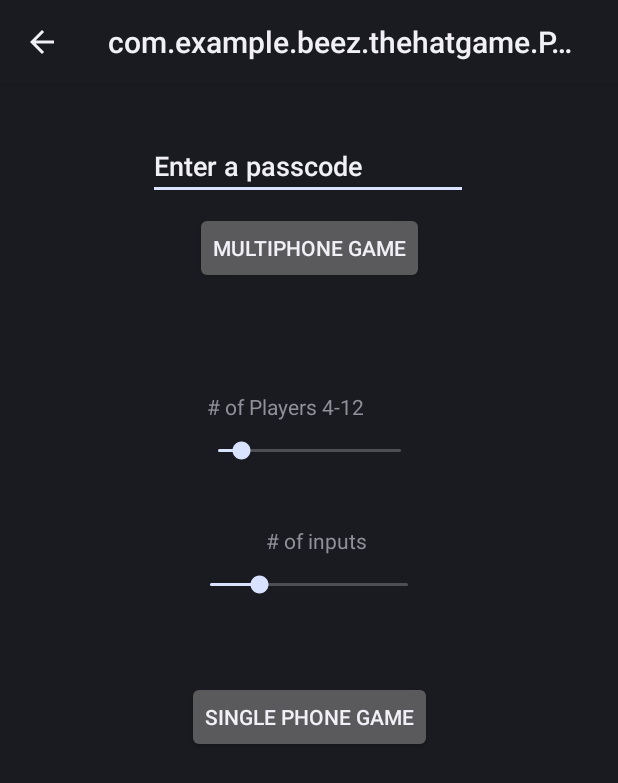
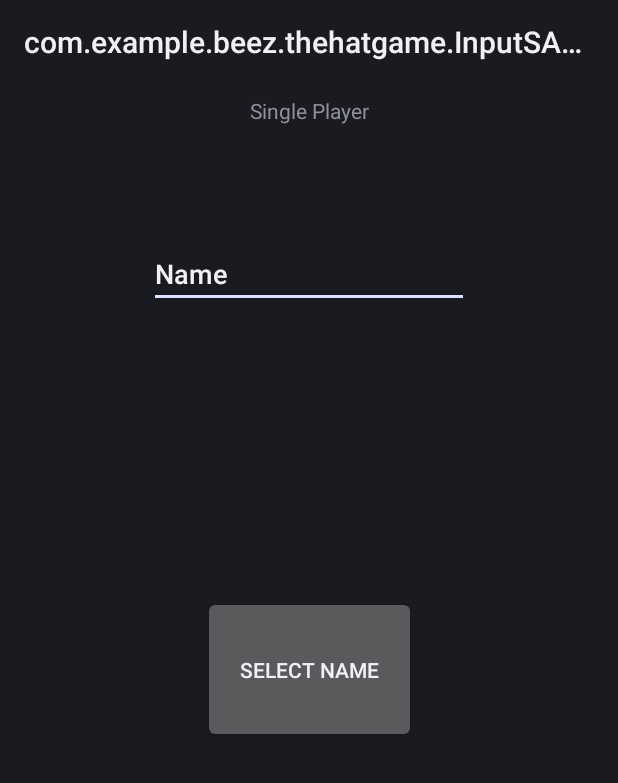
Before and after one commit to beezlekin/TheHatGame, an Android app: the PlayActivity screen opened directly, with no data from a screen before it, after a tap on "SINGLE PHONE GAME", on a phone screen of 412 x 824 dp. Shown: the top 783 px of the screen. Run offline under Robolectric (Android 15) with nearby library versions, the phone set to English and light mode, and no system bars.

Commit message:
Mostly completed single phone game.

```diff
--- /dev/null
+++ b/app/src/main/java/com/example/beez/thehatgame/InputSActivity.java
@@ -0,0 +1,112 @@
+package com.example.beez.thehatgame;
+
+import android.app.ActionBar;
+import android.app.Activity;
+import android.content.Intent;
+import android.os.Bundle;
+import android.view.View;
+import android.view.animation.Animation;
+import android.view.animation.AnimationUtils;
+import android.widget.Button;
+import android.widget.EditText;
+import android.widget.TextView;
+
+public class InputSActivity extends Activity implements View.OnClickListener {
+    String names[];
+    int players,inputs,count;
+    Button selection,next_play,finish;
+    EditText name_in;
+    TextView title;
+    boolean gametype; //false = single player, true = multiplayer
+    @Override
+    protected void onCreate(Bundle savedInstanceState) {
+        super.onCreate(savedInstanceState);
+        setContentView(R.layout.activity_input);
+        getActionBar().setDisplayHomeAsUpEnabled(false);
+        getActionBar().setHomeButtonEnabled(false);
+
+
+        gametype = getIntent().getBooleanExtra("gametype",false);
+
+
+        players = getIntent().getIntExtra("num_play",4);
+        inputs = getIntent().getIntExtra("num_input",3);
+        count = 1;
+
+        names = new String[(players*inputs)];
+
+        selection = findViewById(R.id.button_select);
+        selection.setOnClickListener(this);
+        next_play = findViewById(R.id.button_next);
+        next_play.setOnClickListener(this);
+        finish = findViewById(R.id.button_finish);
+        finish.setOnClickListener(this);
+
+        name_in = findViewById(R.id.t_names);
+        title = findViewById(R.id.text_inTitle);
+
+        if(gametype){
+            title.setText("Multiplayer");
+            finish.setVisibility(View.VISIBLE);
+        }
+        else{
+            title.setText("Single Player");
+            finish.setVisibility(View.GONE);
+        }
+
+    }
+    public void onClick(View v){
+        switch (v.getId()){
+            case R.id.button_select:
+                String s = name_in.getText().toString();
+                int temp = count;
+                if (!s.equals("Name")&&s.length()>1) {
+                    name_in.setText("");
+                    if (gametype){
+                        //send name to server
+                    }
+                    else {
+                        names[count-1] = s;
+                    }
+                    count++;
+                    if (count==(players*inputs+1)) {
+                        name_in.setText("Name");
+                        Intent intent = new Intent(getApplicationContext(),GameActivity.class);
+                        intent.putExtra("names",names);
+                        startActivity(intent);
+                        //intent some shit and stuff
+                    }
+                    else if (temp%inputs==0&&!gametype){
+                        next_play.setVisibility(View.VISIBLE);
+                        selection.setVisibility(View.GONE);
+                        name_in.setVisibility(View.GONE);
+                    }
+                }
+                else{
+                        Animation shake = AnimationUtils.loadAnimation(getApplicationContext(),R.anim.shake);
+                        name_in.startAnimation(shake);
+                    }
+
+                if(gametype&&count==8){
+                    //automatically end their turn
+                }
+
+                break;
+            case R.id.button_next:
+                next_play.setVisibility(View.GONE);
+                selection.setVisibility(View.VISIBLE);
+                name_in.setVisibility(View.VISIBLE);
+                name_in.setText("Name");
+
+                break;
+            case R.id.t_names:
+                String st = name_in.getText().toString();
+                if (st.equals("Name")||st.length()<2){
+                    name_in.setText("");
+                }
+            case R.id.button_finish:
+                //end multiplayer phase thing
+                break;
+        }
+    }
+}
--- a/app/src/main/java/com/example/beez/thehatgame/MainActivity.java
+++ b/app/src/main/java/com/example/beez/thehatgame/MainActivity.java
@@ -16,8 +16,8 @@ public class MainActivity extends Activity implements View.OnClickListener {
 
         button_play = findViewById(R.id.button_play);
         button_play.setOnClickListener(this);
-        button_play = findViewById(R.id.button_rules);
-        button_play.setOnClickListener(this);
+        button_rules = findViewById(R.id.button_rules);
+        button_rules.setOnClickListener(this);
 
     }
     public void onClick(View v){
--- a/app/src/main/java/com/example/beez/thehatgame/PlayActivity.java
+++ b/app/src/main/java/com/example/beez/thehatgame/PlayActivity.java
@@ -1,31 +1,98 @@
 package com.example.beez.thehatgame;
 
 import android.app.Activity;
-import android.support.v7.app.AppCompatActivity;
+import android.content.Intent;
 import android.os.Bundle;
 import android.view.View;
+import android.view.animation.Animation;
+import android.view.animation.AnimationUtils;
 import android.widget.Button;
+import android.widget.SeekBar;
+import android.widget.TextView;
+import android.widget.EditText;
 
-public class PlayActivity extends Activity implements View.OnClickListener {
+public class PlayActivity extends Activity implements View.OnClickListener,SeekBar.OnSeekBarChangeListener {
     Button button_single, button_multi;
+    SeekBar seek_play,seek_input;
+    TextView t_play,t_input;
+    Intent intent;
+    EditText pcode;
+    String extra_pcode;
+    int extra_play,extra_input;
     @Override
     protected void onCreate(Bundle savedInstanceState) {
         super.onCreate(savedInstanceState);
         setContentView(R.layout.activity_play);
+        extra_play = 4;
+        extra_input = 3;
+        extra_pcode = null;
+
+        pcode = findViewById(R.id.pcode);
+
+        t_play = findViewById(R.id.t_play);
+        t_input = findViewById(R.id.t_input);
 
         button_single = findViewById(R.id.button_single);
         button_single.setOnClickListener(this);
         button_multi = findViewById(R.id.button_multi);
         button_multi.setOnClickListener(this);
+
+        seek_play = findViewById(R.id.seek_play);
+        seek_play.setOnSeekBarChangeListener(this);
+        seek_input =findViewById(R.id.seek_input);
+        seek_input.setOnSeekBarChangeListener(this);
+
+        intent = new Intent();
+
+    }
+
+    public void onProgressChanged(SeekBar seekbar,int progress,boolean fromUser){
+        switch (seekbar.getId()){
+            case R.id.seek_play:
+                t_play.setText(""+(progress+4));
+                extra_play=progress+4;
+                break;
+            case R.id.seek_input:
+                t_input.setText(""+(progress+3));
+                extra_input=progress+3;
+                break;
+        }
     }
     public void onClick(View v){
         switch (v.getId()){
             case R.id.button_single:
-
+                intent.putExtra("play_num",extra_play);
+                intent.putExtra("input_num",extra_input);
+                intent.putExtra("gametype",false);
+                intent.setClass(getApplicationContext(),InputSActivity.class);
+                startActivity(intent);
+                //startActivity(new Intent(PlayActivity.this,InputActivity.class));
                 break;
             case R.id.button_multi:
-
+                String code = pcode.getText().toString();
+                if(!code.equals("Enter a passcode")&&code.length()>=4){
+                    intent.putExtra("pcode",code);
+                    //intent.putExtra("gametype",true); //possibly only intent after lobby screen, no idea how long these last for
+                    //intent.setClass(getApplicationContext(),LobbyActivity.class);
+                    //startActivity(intent);
+                }
+                else{
+                    Animation shake = AnimationUtils.loadAnimation(getApplicationContext(),R.anim.shake);
+                    pcode.startAnimation(shake);
+                }
+                break;
+            case R.id.pcode:
+                String s = pcode.getText().toString();
+                if (s.equals("Enter a passcode")){
+                    pcode.setText("");
+                }
                 break;
         }
     }
+    public void onStopTrackingTouch(SeekBar seekbar){
+
+    }
+    public void onStartTrackingTouch(SeekBar seekbar){
+
+    }
 }
--- /dev/null
+++ b/app/src/main/res/layout/activity_input.xml
@@ -0,0 +1,88 @@
+<?xml version="1.0" encoding="utf-8"?>
+<android.support.constraint.ConstraintLayout xmlns:android="http://schemas.android.com/apk/res/android"
+    xmlns:app="http://schemas.android.com/apk/res-auto"
+    xmlns:tools="http://schemas.android.com/tools"
+    android:layout_width="match_parent"
+    android:layout_height="match_parent"
+    tools:context="com.example.beez.thehatgame.InputSActivity">
+
+    <EditText
+        android:id="@+id/t_names"
+        android:layout_width="wrap_content"
+        android:layout_height="wrap_content"
+        android:layout_marginEnd="8dp"
+        android:layout_marginStart="8dp"
+        android:layout_marginTop="104dp"
+        android:ems="10"
+        android:inputType="textPersonName"
+        android:text="@string/Text_names"
+        android:visibility="visible"
+        app:layout_constraintEnd_toEndOf="parent"
+        app:layout_constraintStart_toStartOf="parent"
+        app:layout_constraintTop_toTopOf="parent" />
+
+    <Button
+        android:id="@+id/button_select"
+        android:layout_width="142dp"
+        android:layout_height="98dp"
+        android:layout_marginBottom="8dp"
+        android:layout_marginEnd="8dp"
+        android:layout_marginStart="8dp"
+        android:layout_marginTop="8dp"
+        android:onClick="button_select"
+        android:text="@string/Button_select"
+        android:visibility="visible"
+        app:layout_constraintBottom_toBottomOf="parent"
+        app:layout_constraintEnd_toEndOf="parent"
+        app:layout_constraintStart_toStartOf="parent"
+        app:layout_constraintTop_toBottomOf="@+id/t_names"
+        app:layout_constraintVertical_bias="0.365"
+        tools:ignore="OnClick"/>
+
+    <Button
+        android:id="@+id/button_next"
+        android:layout_width="wrap_content"
+        android:layout_height="wrap_content"
+        android:layout_marginBottom="8dp"
+        android:layout_marginEnd="8dp"
+        android:layout_marginStart="8dp"
+        android:layout_marginTop="8dp"
+        android:onClick="button_next"
+        android:text="Next Player"
+        android:visibility="gone"
+        app:layout_constraintBottom_toBottomOf="parent"
+        app:layout_constraintEnd_toEndOf="parent"
+        app:layout_constraintStart_toStartOf="parent"
+        app:layout_constraintTop_toTopOf="parent"
+        tools:ignore="OnClick"/>
+
+    <TextView
+        android:id="@+id/text_inTitle"
+        android:layout_width="wrap_content"
+        android:layout_height="wrap_content"
+        android:layout_marginEnd="8dp"
+        android:layout_marginStart="8dp"
+        android:layout_marginTop="8dp"
+        android:text="@string/Text_inTitle"
+        android:visibility="visible"
+        app:layout_constraintEnd_toEndOf="parent"
+        app:layout_constraintStart_toStartOf="parent"
+        app:layout_constraintTop_toTopOf="parent" />
+
+    <Button
+        android:id="@+id/button_finish"
+        android:layout_width="wrap_content"
+        android:layout_height="wrap_content"
+        android:layout_marginBottom="8dp"
+        android:layout_marginEnd="8dp"
+        android:layout_marginStart="8dp"
+        android:layout_marginTop="8dp"
+        android:onClick="button_finish"
+        android:text="finish"
+        android:visibility="gone"
+        app:layout_constraintBottom_toBottomOf="parent"
+        app:layout_constraintEnd_toEndOf="parent"
+        app:layout_constraintStart_toStartOf="parent"
+        app:layout_constraintTop_toBottomOf="@+id/button_select"
+        tools:ignore="OnClick" />
+</android.support.constraint.ConstraintLayout>
--- a/app/src/main/res/layout/activity_play.xml
+++ b/app/src/main/res/layout/activity_play.xml
@@ -15,7 +15,7 @@
         android:text="@string/Button_Multi_Phone"
         app:layout_constraintEnd_toEndOf="parent"
         app:layout_constraintStart_toStartOf="parent"
-        app:layout_constraintTop_toBottomOf="@+id/editText"
+        app:layout_constraintTop_toBottomOf="@+id/pcode"
         tools:ignore="OnClick" />
 
     <Button
@@ -31,11 +31,11 @@
         android:text="@string/Button_Single_Phone"
         app:layout_constraintEnd_toEndOf="parent"
         app:layout_constraintStart_toStartOf="parent"
-        app:layout_constraintTop_toBottomOf="@+id/seekBar2"
+        app:layout_constraintTop_toBottomOf="@+id/seek_input"
         tools:ignore="OnClick" />
 
     <EditText
-        android:id="@+id/editText"
+        android:id="@+id/pcode"
         android:layout_width="wrap_content"
         android:layout_height="wrap_content"
         android:layout_marginEnd="85dp"
@@ -51,20 +51,19 @@
         app:layout_constraintTop_toTopOf="parent" />
 
     <SeekBar
-        android:id="@+id/seekBar"
+        android:id="@+id/seek_play"
         style="@style/Widget.AppCompat.SeekBar.Discrete"
         android:layout_width="154dp"
         android:layout_height="35dp"
         android:layout_marginEnd="8dp"
         android:layout_marginStart="8dp"
         android:max="8"
-        android:progress="1"
         app:layout_constraintEnd_toEndOf="parent"
         app:layout_constraintStart_toStartOf="parent"
         app:layout_constraintTop_toBottomOf="@+id/textView2" />
 
     <SeekBar
-        android:id="@+id/seekBar2"
+        android:id="@+id/seek_input"
         style="@style/Widget.AppCompat.SeekBar.Discrete"
         android:layout_width="164dp"
         android:layout_height="32dp"
@@ -72,7 +71,7 @@
         android:layout_marginStart="110dp"
         android:layout_marginTop="4dp"
         android:max="4"
-        android:progress="1"
+        android:progress="0"
         app:layout_constraintEnd_toEndOf="parent"
         app:layout_constraintStart_toStartOf="parent"
         app:layout_constraintTop_toBottomOf="@+id/textView3" />
@@ -103,5 +102,23 @@
         android:text="# of inputs"
         app:layout_constraintEnd_toEndOf="parent"
         app:layout_constraintStart_toStartOf="parent"
-        app:layout_constraintTop_toBottomOf="@+id/seekBar" />
+        app:layout_constraintTop_toBottomOf="@+id/seek_play" />
+
+    <TextView
+        android:id="@+id/t_play"
+        android:layout_width="wrap_content"
+        android:layout_height="wrap_content"
+        android:layout_marginStart="1dp"
+        android:text="@string/Text_seekplay"
+        app:layout_constraintStart_toEndOf="@+id/seek_play"
+        tools:layout_editor_absoluteY="234dp" />
+
+    <TextView
+        android:id="@+id/t_input"
+        android:layout_width="wrap_content"
+        android:layout_height="wrap_content"
+        android:layout_marginStart="4dp"
+        android:text="@string/Text_seekinput"
+        app:layout_constraintStart_toEndOf="@+id/seek_input"
+        tools:layout_editor_absoluteY="317dp" />
 </android.support.constraint.ConstraintLayout>
--- a/app/src/main/res/values/strings.xml
+++ b/app/src/main/res/values/strings.xml
@@ -8,4 +8,9 @@
     <string name="Button_Send">Send</string>
     <string name="Text_Rules">The rules of the game go here. Does this multiline or do i need to use a different thing.</string>
     <string name="Text_passcode">Enter a passcode</string>
+    <string name="Text_seekplay">4</string>
+    <string name="Text_seekinput">3</string>
+    <string name="Text_names">Name</string>
+    <string name="Button_select">Select Name</string>
+    <string name="Text_inTitle">Single Player</string>
 </resources>
```
Also changed, not shown: app/src/main/AndroidManifest.xml (+13 -4 lines), app/src/main/java/com/example/beez/thehatgame/GameActivity.java (added, +187 -0 lines), app/src/main/java/com/example/beez/thehatgame/ScoreActivity.java (added, +52 -0 lines), app/src/main/res/layout/activity_game.xml (added, +25 -0 lines), app/src/main/res/layout/activity_score.xml (added, +47 -0 lines).
